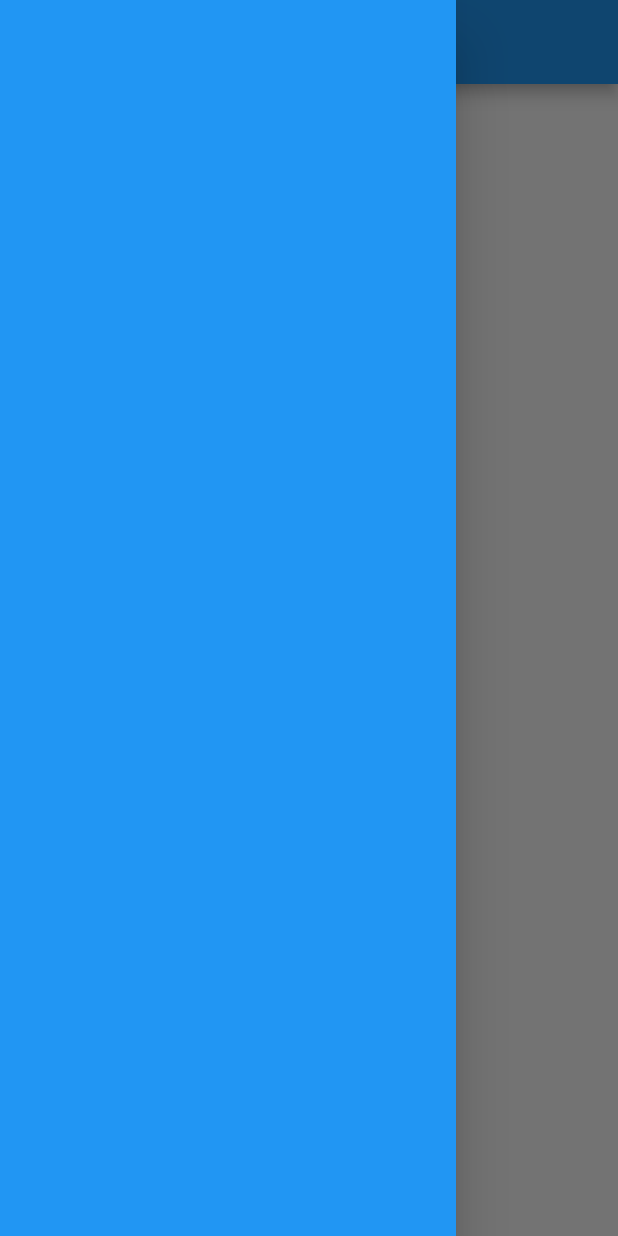
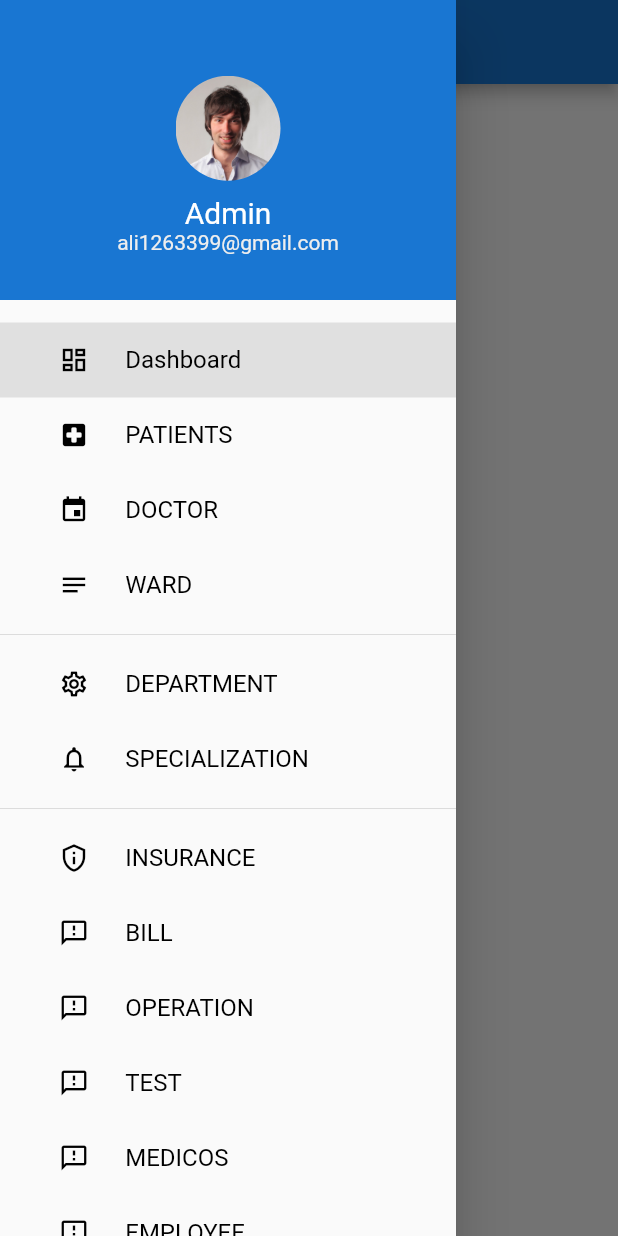
Before and after one commit to yakubali96/FlutterProject, a Flutter app: the HomePage screen opened by its route, with the side drawer open, on a phone screen of 412 x 824 dp. Run offline on Flutter 3.47's test engine with Material 2 defaults, Android fonts, the phone set to English and light mode, and no system bars; our stand-ins replace fluttertoast.

Commit message:
sidebar create

```diff
--- /dev/null
+++ b/lib/screens/dashboard.dart
@@ -0,0 +1,12 @@
+import 'package:flutter/material.dart';
+
+class DashboardPage extends StatelessWidget {
+  @override
+  Widget build(BuildContext context) {
+    return Container(
+      child: Center(
+        child: Text("Dashboard Page"),
+      ),
+    );
+  }
+}
--- a/lib/screens/home.dart
+++ b/lib/screens/home.dart
@@ -1,22 +1,173 @@
 import 'package:flutter/material.dart';
+import 'package:flutter/widgets.dart';
+import 'package:hospital_management/screens/contacts.dart';
+import 'package:hospital_management/screens/dashboard.dart';
+import 'package:hospital_management/screens/events.dart';
+import 'package:hospital_management/screens/my_drawer_header.dart';
+import 'package:hospital_management/screens/notes.dart';
+import 'package:hospital_management/screens/notifications.dart';
+import 'package:hospital_management/screens/privacy_policy.dart';
+import 'package:hospital_management/screens/send_feedback.dart';
+import 'package:hospital_management/screens/settings.dart';
 
-class HomePage extends StatelessWidget {
-  const HomePage({Key? key}) : super(key: key);
+class HomePage extends StatefulWidget {
+  @override
+  _HomePageState createState() => _HomePageState();
+}
+
+class _HomePageState extends State<HomePage> {
+  var currentPage = DrawerSections.dashboard;
 
   @override
   Widget build(BuildContext context) {
+    var container;
+    if (currentPage == DrawerSections.dashboard) {
+      container = DashboardPage();
+    } else if (currentPage == DrawerSections.contacts) {
+      container = ContactsPage();
+    } else if (currentPage == DrawerSections.events) {
+      container = EventsPage();
+    } else if (currentPage == DrawerSections.notes) {
+      container = NotesPage();
+    } else if (currentPage == DrawerSections.settings) {
+      container = SettingsPage();
+    } else if (currentPage == DrawerSections.notifications) {
+      container = NotificationsPage();
+    } else if (currentPage == DrawerSections.privacy_policy) {
+      container = PrivacyPolicyPage();
+    } else if (currentPage == DrawerSections.send_feedback) {
+      container = SendFeedbackPage();
+    }
     return Scaffold(
       appBar: AppBar(
+        backgroundColor: Colors.blue[700],
         title: Text("Hospital Management"),
       ),
-      body: Center(
-        child: Container(
-          child: Text("Welcome to Root page Root"),
+      body: container,
+      drawer: Drawer(
+        child: SingleChildScrollView(
+          child: Container(
+            child: Column(
+              children: [
+                MyHeaderDrawer(),
+                MyDrawerList(),
+              ],
+            ),
+          ),
         ),
       ),
-      drawer: Drawer(
-        backgroundColor: Colors.blue,
+    );
+  }
+
+  Widget MyDrawerList() {
+    return Container(
+      padding: EdgeInsets.only(
+        top: 15,
+      ),
+      child: Column(
+        // shows the list of menu drawer
+        children: [
+          menuItem(1, "Dashboard", Icons.dashboard_outlined,
+              currentPage == DrawerSections.dashboard ? true : false),
+          menuItem(2, "PATIENTS", Icons.local_hospital_rounded,
+              currentPage == DrawerSections.contacts ? true : false),
+          menuItem(3, "DOCTOR", Icons.event,
+              currentPage == DrawerSections.events ? true : false),
+          menuItem(4, "WARD", Icons.notes,
+              currentPage == DrawerSections.notes ? true : false),
+          Divider(),
+          menuItem(5, "DEPARTMENT", Icons.settings_outlined,
+              currentPage == DrawerSections.settings ? true : false),
+          menuItem(6, "SPECIALIZATION", Icons.notifications_outlined,
+              currentPage == DrawerSections.notifications ? true : false),
+          Divider(),
+          menuItem(7, "INSURANCE", Icons.privacy_tip_outlined,
+              currentPage == DrawerSections.privacy_policy ? true : false),
+          menuItem(8, "BILL", Icons.feedback_outlined,
+              currentPage == DrawerSections.send_feedback ? true : false),
+          menuItem(9, "OPERATION", Icons.feedback_outlined,
+              currentPage == DrawerSections.send_feedback ? true : false),
+          menuItem(10, "TEST", Icons.feedback_outlined,
+              currentPage == DrawerSections.send_feedback ? true : false),
+          menuItem(11, "MEDICOS", Icons.feedback_outlined,
+              currentPage == DrawerSections.send_feedback ? true : false),
+          menuItem(12, "EMPLOYEE", Icons.feedback_outlined,
+              currentPage == DrawerSections.send_feedback ? true : false),
+        ],
+      ),
+    );
+  }
+
+  Widget menuItem(int id, String title, IconData icon, bool selected) {
+    return Material(
+      color: selected ? Colors.grey[300] : Colors.transparent,
+      child: InkWell(
+        onTap: () {
+          Navigator.pop(context);
+          setState(() {
+            if (id == 1) {
+              currentPage = DrawerSections.dashboard;
+            } else if (id == 2) {
+              currentPage = DrawerSections.contacts;
+            } else if (id == 3) {
+              currentPage = DrawerSections.events;
+            } else if (id == 4) {
+              currentPage = DrawerSections.notes;
+            } else if (id == 5) {
+              currentPage = DrawerSections.settings;
+            } else if (id == 6) {
+              currentPage = DrawerSections.notifications;
+            } else if (id == 7) {
+              currentPage = DrawerSections.privacy_policy;
+            } else if (id == 8) {
+              currentPage = DrawerSections.send_feedback;
+            } else if (id == 9) {
+              currentPage = DrawerSections.send_feedback;
+            } else if (id == 10) {
+              currentPage = DrawerSections.send_feedback;
+            } else if (id == 11) {
+              currentPage = DrawerSections.send_feedback;
+            } else if (id == 12) {
+              currentPage = DrawerSections.send_feedback;
+            }
+          });
+        },
+        child: Padding(
+          padding: EdgeInsets.all(15.0),
+          child: Row(
+            children: [
+              Expanded(
+                child: Icon(
+                  icon,
+                  size: 20,
+                  color: Colors.black,
+                ),
+              ),
+              Expanded(
+                flex: 3,
+                child: Text(
+                  title,
+                  style: TextStyle(
+                    color: Colors.black,
+                    fontSize: 16,
+                  ),
+                ),
+              ),
+            ],
+          ),
+        ),
       ),
     );
   }
 }
+
+enum DrawerSections {
+  dashboard,
+  contacts,
+  events,
+  notes,
+  settings,
+  notifications,
+  privacy_policy,
+  send_feedback,
+}
--- a/lib/screens/login.dart
+++ b/lib/screens/login.dart
@@ -6,6 +6,7 @@ import 'package:flutter/material.dart';
 import 'package:fluttertoast/fluttertoast.dart';
 import 'package:hospital_management/helper/http_helper.dart';
 import 'package:hospital_management/helper/patientget.dart';
+import 'package:hospital_management/main.dart';
 import 'package:hospital_management/model/user_payload.dart';
 import 'package:hospital_management/utils/routes.dart';
 
--- /dev/null
+++ b/lib/screens/my_drawer_header.dart
@@ -0,0 +1,44 @@
+import 'package:flutter/material.dart';
+
+class MyHeaderDrawer extends StatefulWidget {
+  @override
+  _MyHeaderDrawerState createState() => _MyHeaderDrawerState();
+}
+
+class _MyHeaderDrawerState extends State<MyHeaderDrawer> {
+  @override
+  Widget build(BuildContext context) {
+    return Container(
+      color: Colors.blue[700],
+      width: double.infinity,
+      height: 200,
+      padding: EdgeInsets.only(top: 20.0),
+      child: Column(
+        mainAxisAlignment: MainAxisAlignment.center,
+        children: [
+          Container(
+            margin: EdgeInsets.only(bottom: 10),
+            height: 70,
+            decoration: BoxDecoration(
+              shape: BoxShape.circle,
+              image: DecorationImage(
+                image: AssetImage('assets/images/profile.jpg'),
+              ),
+            ),
+          ),
+          Text(
+            "Admin",
+            style: TextStyle(color: Colors.white, fontSize: 20),
+          ),
+          Text(
+            "ali1263399@gmail.com",
+            style: TextStyle(
+              color: Colors.grey[200],
+              fontSize: 14,
+            ),
+          ),
+        ],
+      ),
+    );
+  }
+}
--- a/pubspec.yaml
+++ b/pubspec.yaml
@@ -65,6 +65,8 @@ flutter:
   assets:
       - assets/images/login.png
       - assets/images/signup.png
+      - assets/images/profile.jpg
+      - assets/images/yakub.jpg
   #   - images/a_dot_ham.jpeg
 
   # An image asset can refer to one or more resolution-specific "variants", see
```
Also changed, not shown: lib/main.dart (+10 -1 lines), lib/screens/contacts.dart (added, +12 -0 lines), lib/screens/events.dart (added, +17 -0 lines), lib/screens/notes.dart (added, +17 -0 lines), lib/screens/notifications.dart (added, +17 -0 lines), lib/screens/privacy_policy.dart (added, +17 -0 lines), lib/screens/send_feedback.dart (added, +17 -0 lines), lib/screens/settings.dart (added, +17 -0 lines), assets/images/profile.jpg (added), assets/images/yakub.jpg (added).
